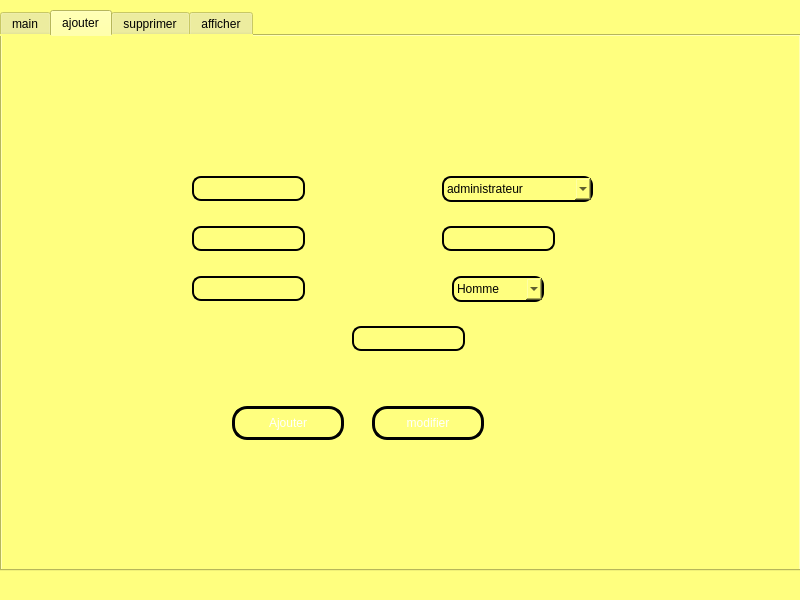
Old version of the form gestion-de-reparation/mainwindow.ui in the repository ilefsaadoui9155/Smart_station_2A16.
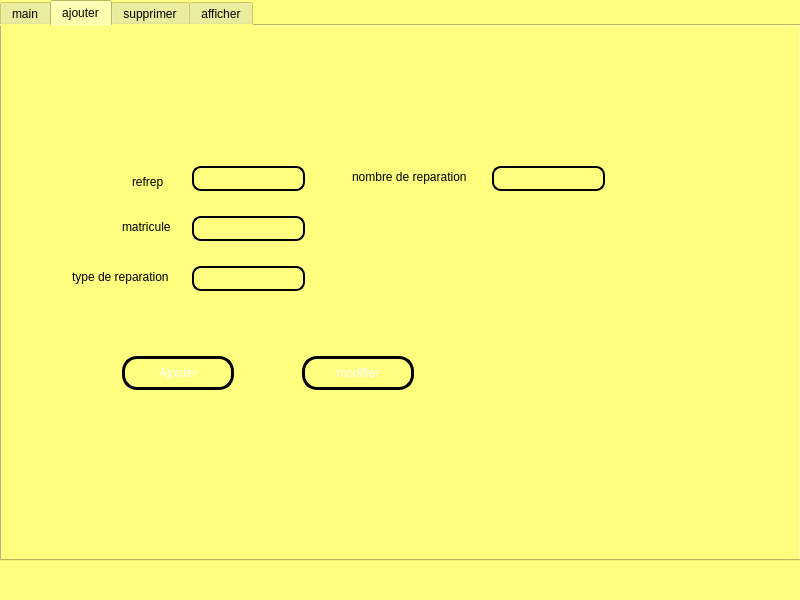
New version of the form. The open tabs and pages were chosen to show the change. Icons and pictures are not drawn.

Patch:
```diff
--- a/gestion-de-reparation/mainwindow.ui
+++ b/gestion-de-reparation/mainwindow.ui
@@ -21,7 +21,7 @@
     <property name="geometry">
      <rect>
       <x>0</x>
-      <y>10</y>
+      <y>0</y>
       <width>801</width>
       <height>561</height>
      </rect>
@@ -102,8 +102,8 @@
      <widget class="QPushButton" name="button_modifier">
       <property name="geometry">
        <rect>
-        <x>370</x>
-        <y>370</y>
+        <x>300</x>
+        <y>330</y>
         <width>112</width>
         <height>34</height>
        </rect>
@@ -160,86 +160,6 @@
        <string/>
       </property>
      </widget>
-     <widget class="QComboBox" name="comboBox">
-      <property name="geometry">
-       <rect>
-        <x>440</x>
-        <y>140</y>
-        <width>151</width>
-        <height>26</height>
-       </rect>
-      </property>
-      <property name="styleSheet">
-       <string notr="true">QComboBox
-{
-border-radius:9px;
-border: 2px solid #000000;
-background: qradialgradient(cx: 0.3, cy: -0.4,
-fx: 0.0, fy: -0.0,
-radius: 1.89, stop: 0 #ffffff, stop: 1 #999);
-}</string>
-      </property>
-      <item>
-       <property name="text">
-        <string>administrateur</string>
-       </property>
-      </item>
-      <item>
-       <property name="text">
-        <string>serveur</string>
-       </property>
-      </item>
-      <item>
-       <property name="text">
-        <string>agent parking</string>
-       </property>
-      </item>
-      <item>
-       <property name="text">
-        <string>agent reservation</string>
-       </property>
-      </item>
-      <item>
-       <property name="text">
-        <string/>
-       </property>
-      </item>
-      <item>
-       <property name="text">
-        <string/>
-       </property>
-      </item>
-     </widget>
-     <widget class="QComboBox" name="l_sexe">
-      <property name="geometry">
-       <rect>
-        <x>450</x>
-        <y>240</y>
-        <width>92</width>
-        <height>26</height>
-       </rect>
-      </property>
-      <property name="styleSheet">
-       <string notr="true">QComboBox
-{
-border-radius:9px;
-border: 2px solid #000000;
-background: qradialgradient(cx: 0.3, cy: -0.4,
-fx: 0.0, fy: -0.0,
-radius: 1.89, stop: 0 #ffffff, stop: 1 #999);
-}</string>
-      </property>
-      <item>
-       <property name="text">
-        <string>Homme</string>
-       </property>
-      </item>
-      <item>
-       <property name="text">
-        <string>Femme</string>
-       </property>
-      </item>
-     </widget>
      <widget class="QLineEdit" name="l_nom">
       <property name="geometry">
        <rect>
@@ -263,8 +183,8 @@
      <widget class="QLineEdit" name="l_salaire">
       <property name="geometry">
        <rect>
-        <x>440</x>
-        <y>190</y>
+        <x>490</x>
+        <y>140</y>
         <width>113</width>
         <height>25</height>
        </rect>
@@ -283,8 +203,8 @@
      <widget class="QPushButton" name="ajouter_2">
       <property name="geometry">
        <rect>
-        <x>230</x>
-        <y>370</y>
+        <x>120</x>
+        <y>330</y>
         <width>112</width>
         <height>34</height>
        </rect>
@@ -318,26 +238,6 @@
        <string>Ajouter</string>
       </property>
      </widget>
-     <widget class="QLineEdit" name="l_tel">
-      <property name="geometry">
-       <rect>
-        <x>350</x>
-        <y>290</y>
-        <width>113</width>
-        <height>25</height>
-       </rect>
-      </property>
-      <property name="styleSheet">
-       <string notr="true">QLineEdit
-{
-border-radius:9px;
-border: 2px solid #000000;
-background: qradialgradient(cx: 0.3, cy: -0.4,
-fx: 0.0, fy: -0.0,
-radius: 1.89, stop: 0 #ffffff, stop: 1 #999);
-}</string>
-      </property>
-     </widget>
      <widget class="QLabel" name="label_25">
       <property name="geometry">
        <rect>
@@ -357,6 +257,60 @@
        <bool>true</bool>
       </property>
      </widget>
+     <widget class="QLabel" name="label_3">
+      <property name="geometry">
+       <rect>
+        <x>130</x>
+        <y>140</y>
+        <width>81</width>
+        <height>31</height>
+       </rect>
+      </property>
+      <property name="text">
+       <string>refrep</string>
+      </property>
+     </widget>
+     <widget class="QLabel" name="label_4">
+      <property name="geometry">
+       <rect>
+        <x>120</x>
+        <y>190</y>
+        <width>71</width>
+        <height>21</height>
+       </rect>
+      </property>
+      <property name="text">
+       <string>matricule</string>
+      </property>
+     </widget>
+     <widget class="QLabel" name="label_5">
+      <property name="geometry">
+       <rect>
+        <x>70</x>
+        <y>240</y>
+        <width>111</width>
+        <height>21</height>
+       </rect>
+      </property>
+      <property name="text">
+       <string>type de reparation</string>
+      </property>
+     </widget>
+     <widget class="QLabel" name="label_6">
+      <property name="geometry">
+       <rect>
+        <x>350</x>
+        <y>140</y>
+        <width>131</width>
+        <height>21</height>
+       </rect>
+      </property>
+      <property name="text">
+       <string>nombre de reparation</string>
+      </property>
+     </widget>
+     <zorder>label_4</zorder>
+     <zorder>label_3</zorder>
      <zorder>label_25</zorder>
      <zorder>l_CIN</zorder>
      <zorder>button_modifier</zorder>
```
Left out of the diff: 28 changed lines with no effect on the pictures.
